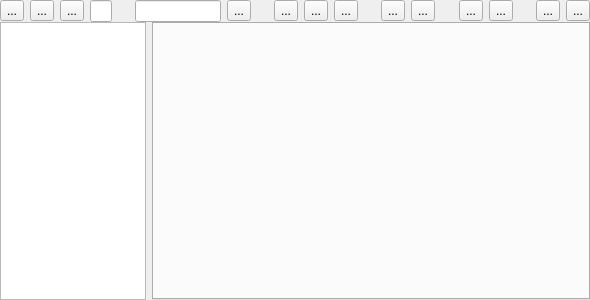
This is ui/mydata/Files.ui in OpenFairWind/FairWindSK as Qt 5 draws it before an edit. The edited form follows.
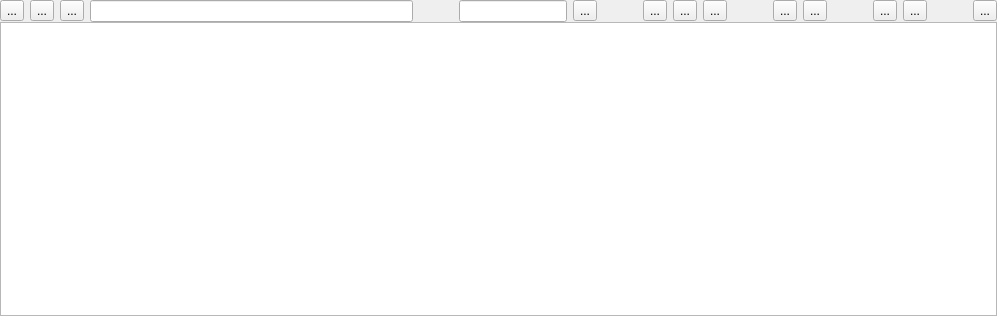
This is the edited form. Icons and pictures are not drawn.

Commit message: Removed ThreeView

```diff
--- a/ui/mydata/Files.ui
+++ b/ui/mydata/Files.ui
@@ -6,8 +6,8 @@
    <rect>
     <x>0</x>
     <y>0</y>
-    <width>590</width>
-    <height>300</height>
+    <width>997</width>
+    <height>316</height>
    </rect>
   </property>
   <property name="windowTitle">
@@ -30,7 +30,7 @@
     <number>0</number>
    </property>
    <item>
-    <widget class="QWidget" name="groupNav" native="true">
+    <widget class="QWidget" name="group_ToolBar" native="true">
      <layout class="QHBoxLayout" name="horizontalLayout">
       <property name="leftMargin">
        <number>0</number>
@@ -78,7 +78,7 @@
        </widget>
       </item>
       <item>
-       <widget class="QLineEdit" name="addressBar">
+       <widget class="QLineEdit" name="lineEdit_Path">
         <property name="sizePolicy">
          <sizepolicy hsizetype="Expanding" vsizetype="Fixed">
           <horstretch>3</horstretch>
@@ -238,13 +238,6 @@
         </property>
        </spacer>
       </item>
-      <item>
-       <widget class="QToolButton" name="toolButton_NewTab">
-        <property name="text">
-         <string>...</string>
-        </property>
-       </widget>
-      </item>
       <item>
        <widget class="QToolButton" name="toolButton_CloseTab">
         <property name="text">
@@ -260,8 +253,8 @@
     </widget>
    </item>
    <item>
-    <widget class="QWidget" name="groupMain" native="true">
-     <layout class="QHBoxLayout" name="horizontalLayout_2">
+    <widget class="QWidget" name="group_Main" native="true">
+     <layout class="QVBoxLayout" name="verticalLayout_2">
       <property name="leftMargin">
        <number>0</number>
       </property>
@@ -275,33 +268,57 @@
        <number>0</number>
       </property>
       <item>
-       <widget class="QTreeView" name="treeView">
+       <layout class="QVBoxLayout" name="verticalLayout_Main">
+        <item>
+         <widget class="QListView" name="listView_Files">
         <property name="sizePolicy">
-         <sizepolicy hsizetype="Expanding" vsizetype="Expanding">
-          <horstretch>1</horstretch>
+           <sizepolicy hsizetype="MinimumExpanding" vsizetype="MinimumExpanding">
+            <horstretch>0</horstretch>
           <verstretch>0</verstretch>
          </sizepolicy>
         </property>
-        <property name="uniformRowHeights">
+          <property name="acceptDrops">
          <bool>true</bool>
         </property>
-        <property name="headerHidden">
+          <property name="iconSize">
+           <size>
+            <width>32</width>
+            <height>32</height>
+           </size>
+          </property>
+          <property name="movement">
+           <enum>QListView::Movement::Static</enum>
+          </property>
+          <property name="resizeMode">
+           <enum>QListView::ResizeMode::Adjust</enum>
+          </property>
+          <property name="layoutMode">
+           <enum>QListView::LayoutMode::Batched</enum>
+          </property>
+          <property name="gridSize">
+           <size>
+            <width>128</width>
+            <height>48</height>
+           </size>
+          </property>
+          <property name="viewMode">
+           <enum>QListView::ViewMode::ListMode</enum>
+          </property>
+          <property name="modelColumn">
+           <number>0</number>
+          </property>
+          <property name="uniformItemSizes">
+           <bool>true</bool>
+          </property>
+          <property name="batchSize">
+           <number>10</number>
+          </property>
+          <property name="wordWrap">
          <bool>true</bool>
         </property>
        </widget>
       </item>
-      <item>
-       <widget class="QTabWidget" name="tabWidget">
-        <property name="sizePolicy">
-         <sizepolicy hsizetype="MinimumExpanding" vsizetype="Expanding">
-          <horstretch>3</horstretch>
-          <verstretch>0</verstretch>
-         </sizepolicy>
-        </property>
-        <property name="tabsClosable">
-         <bool>true</bool>
-        </property>
-       </widget>
+       </layout>
       </item>
      </layout>
     </widget>
```
Lines whose indentation alone changed are shown as unchanged. The commit also changes 2 other files.
